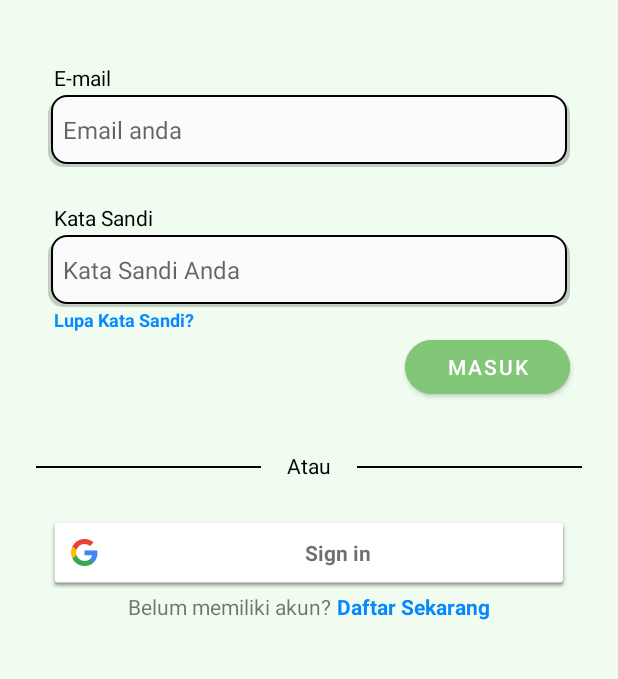
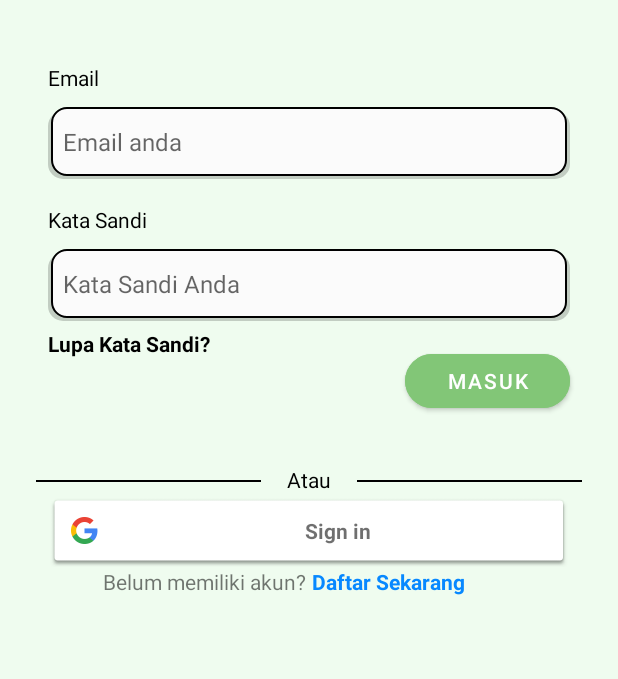
Before and after one commit to victorman01/FarmKu, an Android app: the LoginActivity screen opened directly, with no data from a screen before it, on a phone screen of 412 x 824 dp, the part 378-1057 px from its top. Run offline under Robolectric (Android 15) with nearby library versions, the phone set to English and light mode, and no system bars; our stand-ins replace Firebase (no records; nobody signed in at launch, a user with empty details on screens opened directly).

Commit message:
Revert "Benerin intent dan login page lebih rapi"
This reverts commit 47d565954fd801aac9794ae3a7f33becc602df28.

```diff
--- a/Code/MD/FarmKu/app/src/main/java/com/michael/farmku/ui/banner/Banner1Activity.kt
+++ b/Code/MD/FarmKu/app/src/main/java/com/michael/farmku/ui/banner/Banner1Activity.kt
@@ -28,13 +28,13 @@ class Banner1Activity : AppCompatActivity() {
         supportActionBar?.hide()
 
         binding.btnNextBanner1.setOnClickListener{
-
+            val intent = Intent(this, MainActivity::class.java)
+            startActivity(intent)
         }
 
         binding.btnSkipBanner1.setOnClickListener{
             val intent = Intent(this, LoginActivity::class.java)
             startActivity(intent)
-            finish()
         }
     }
 
--- a/Code/MD/FarmKu/app/src/main/res/layout/activity_login.xml
+++ b/Code/MD/FarmKu/app/src/main/res/layout/activity_login.xml
@@ -23,6 +23,7 @@
         android:layout_width="0dp"
         android:layout_height="50dp"
         android:layout_marginStart="32dp"
+        android:layout_marginTop="8dp"
         android:layout_marginEnd="32dp"
         android:background="@drawable/rounded_corners"
         android:ems="10"
@@ -40,8 +41,8 @@
         android:id="@+id/textView3"
         android:layout_width="wrap_content"
         android:layout_height="wrap_content"
-        android:layout_marginStart="36dp"
-        android:layout_marginTop="24dp"
+        android:layout_marginStart="32dp"
+        android:layout_marginTop="17dp"
         android:text="@string/kata_sandi"
         android:textColor="@color/black"
         app:layout_constraintStart_toStartOf="parent"
@@ -64,6 +65,7 @@
         android:layout_width="0dp"
         android:layout_height="50dp"
         android:layout_marginStart="32dp"
+        android:layout_marginTop="8dp"
         android:layout_marginEnd="32dp"
         android:background="@drawable/rounded_corners"
         android:ems="10"
@@ -81,7 +83,7 @@
         android:id="@+id/textView"
         android:layout_width="wrap_content"
         android:layout_height="wrap_content"
-        android:layout_marginStart="36dp"
+        android:layout_marginStart="32dp"
         android:layout_marginTop="42dp"
         android:text="@string/email"
         android:textColor="@color/black"
@@ -92,10 +94,10 @@
         android:id="@+id/txtLupaSandi"
         android:layout_width="wrap_content"
         android:layout_height="wrap_content"
-        android:layout_marginStart="36dp"
+        android:layout_marginStart="32dp"
+        android:layout_marginTop="5dp"
         android:text="@string/lupa_kata_sandi"
-        android:textColor="@color/blue"
-        android:textSize="12sp"
+        android:textColor="@color/black"
         android:textStyle="bold"
         app:layout_constraintStart_toStartOf="parent"
         app:layout_constraintTop_toBottomOf="@+id/editTextTextPassword" />
@@ -148,29 +150,19 @@
         android:layout_width="0dp"
         android:layout_height="wrap_content"
         android:layout_marginStart="32dp"
-        android:layout_marginTop="24dp"
         android:layout_marginEnd="32dp"
         app:layout_constraintEnd_toEndOf="parent"
         app:layout_constraintStart_toStartOf="parent"
         app:layout_constraintTop_toBottomOf="@+id/textView4" />
-
-    <LinearLayout
-        android:layout_width="match_parent"
-        android:layout_height="wrap_content"
-        android:layout_marginTop="2dp"
-        android:gravity="center"
-        android:orientation="horizontal"
-        app:layout_constraintEnd_toEndOf="parent"
-        app:layout_constraintHorizontal_bias="0.0"
-        app:layout_constraintStart_toStartOf="parent"
-        app:layout_constraintTop_toBottomOf="@+id/btnSignInGoogle">
 
     <TextView
         android:id="@+id/textView5"
         android:layout_width="wrap_content"
         android:layout_height="wrap_content"
         android:layout_marginEnd="2dp"
-            android:text="@string/belum_memiliki_akun" />
+        android:text="@string/belum_memiliki_akun"
+        app:layout_constraintEnd_toStartOf="@+id/guideline2"
+        app:layout_constraintTop_toBottomOf="@+id/btnSignInGoogle" />
 
     <TextView
         android:id="@+id/txtDaftar"
@@ -179,7 +171,8 @@
         android:layout_marginStart="2dp"
         android:text="@string/daftar_sekarang"
         android:textColor="@color/blue"
-            android:textStyle="bold" />
-    </LinearLayout>
+        android:textStyle="bold"
+        app:layout_constraintStart_toStartOf="@+id/guideline2"
+        app:layout_constraintTop_toBottomOf="@+id/btnSignInGoogle" />
 
 </androidx.constraintlayout.widget.ConstraintLayout>
--- a/Code/MD/FarmKu/app/src/main/res/values/strings.xml
+++ b/Code/MD/FarmKu/app/src/main/res/values/strings.xml
@@ -4,7 +4,7 @@
     <string name="kata_sandi">Kata Sandi</string>
     <string name="masuk">Masuk</string>
     <string name="email_anda">Email anda</string>
-    <string name="email">E-mail</string>
+    <string name="email">Email</string>
     <string name="lupa_kata_sandi">Lupa Kata Sandi?</string>
     <string name="atau">Atau</string>
     <string name="belum_memiliki_akun">Belum memiliki akun?</string>
```
Also changed, not shown: Code/MD/FarmKu/app/src/main/java/com/michael/farmku/ui/splashScreen/MainActivity.kt (+0 -7 lines), Code/MD/FarmKu/app/src/main/res/drawable/forgot_password.xml (deleted, +0 -65 lines), Code/MD/FarmKu/app/src/main/res/layout/activity_forgot_password.xml (+5 -5 lines). Lines whose indentation alone changed are shown as unchanged.
